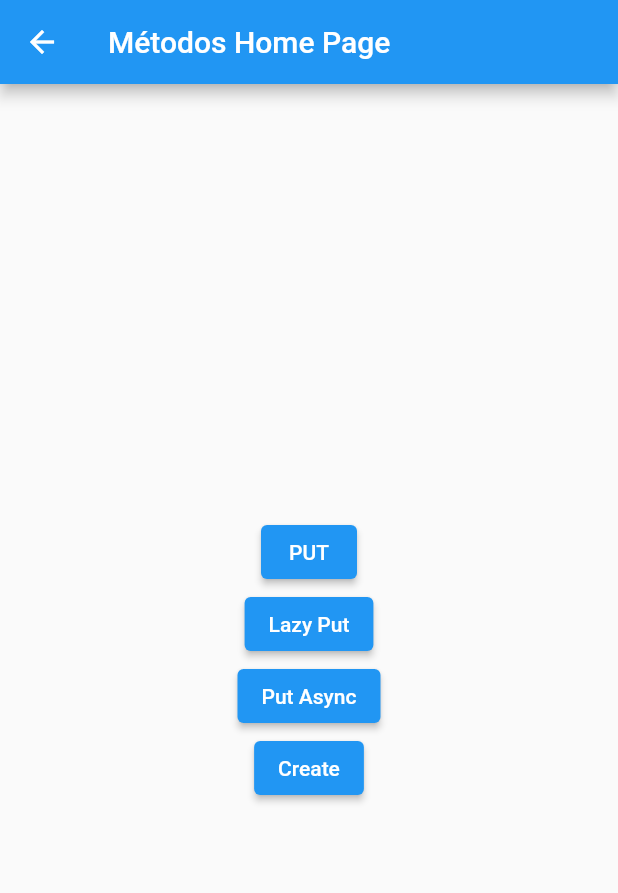
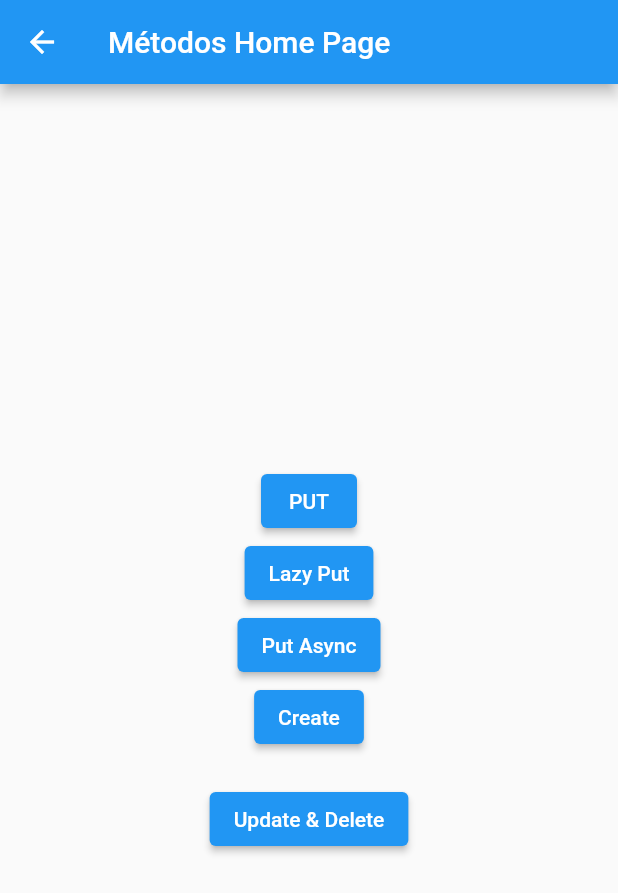
Before and after one commit to dariopmaciel/get_dependencias, a Flutter app: the MetodosHomePage screen opened by its route, on a phone screen of 412 x 824 dp. Shown: the top 893 px of the screen. Run offline on Flutter 3.47's test engine with Material 3 defaults, Android fonts, the phone set to English and light mode, and no system bars; our stand-ins replace get, shared_preferences; accounts and stored records are empty.

Commit message:
update e delete instancia

```diff
--- a/lib/main.dart
+++ b/lib/main.dart
@@ -3,6 +3,7 @@ import 'package:get/get.dart';
 import 'package:get_dependencias/pages/basico/basico_home_page.dart';
 import 'package:get_dependencias/pages/home_page.dart';
 import 'package:get_dependencias/pages/metodos/create/create_home_page.dart';
+import 'package:get_dependencias/pages/metodos/delete_update/update_home_page.dart';
 import 'package:get_dependencias/pages/metodos/lazyPut/lazy_put_page.dart';
 import 'package:get_dependencias/pages/metodos/metodos_home_page.dart';
 import 'package:get_dependencias/pages/metodos/put/put_page.dart';
@@ -34,6 +35,7 @@ class MyApp extends StatelessWidget {
               GetPage(name: '/lazy', page: () => LazyPutPage()),
               GetPage(name: '/putAsync', page: () => PutAsyncPage()),
               GetPage(name: '/create', page: () =>  CreateHomePage()),
+              GetPage(name: '/delete_update', page: () =>  UpdateHomePage()),
             ]),
       ],
     );
--- a/lib/pages/home_page.dart
+++ b/lib/pages/home_page.dart
@@ -28,6 +28,7 @@ class HomePage extends StatelessWidget {
               child: const Text("Métodos"),
             ),
 
+
           ],
         ),
       ),
--- a/lib/pages/metodos/metodos_home_page.dart
+++ b/lib/pages/metodos/metodos_home_page.dart
@@ -26,19 +26,27 @@ class MetodosHomePage extends StatelessWidget {
               },
               child: const Text("Lazy Put"),
             ),
-             ElevatedButton(
+            ElevatedButton(
               onPressed: () {
                 // Get.to(() => const BasicoHomePage());
                 Navigator.of(context).pushNamed('/metodos/putAsync');
               },
               child: const Text("Put Async"),
             ),
-             ElevatedButton(
+            ElevatedButton(
               onPressed: () {
                 // Get.to(() => const BasicoHomePage());
                 Navigator.of(context).pushNamed('/metodos/create');
               },
               child: const Text("Create"),
+            ),
+            const SizedBox(height: 20),
+            ElevatedButton(
+              onPressed: () {
+                // Get.to(() => const BasicoHomePage());
+                Navigator.of(context).pushNamed('/metodos/delete_update');
+              },
+              child: const Text("Update & Delete"),
             ),
           ],
         ),
```
Also changed, not shown: lib/pages/metodos/delete_update/update_controller.dart (added, +7 -0 lines), lib/pages/metodos/delete_update/update_home_page.dart (added, +53 -0 lines).
